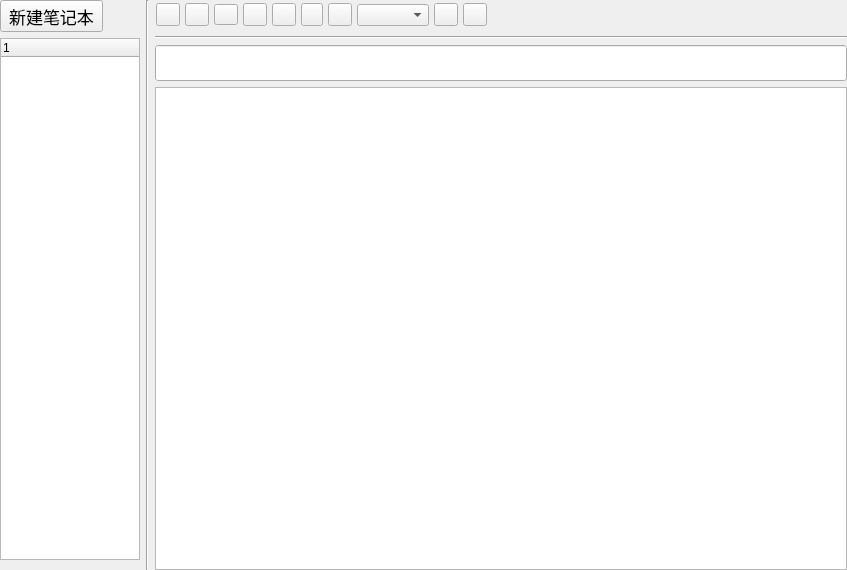
Above: App/windows/mainwindow.ui from kevinWu7/LifeNote before the change. Below: the same form after it.
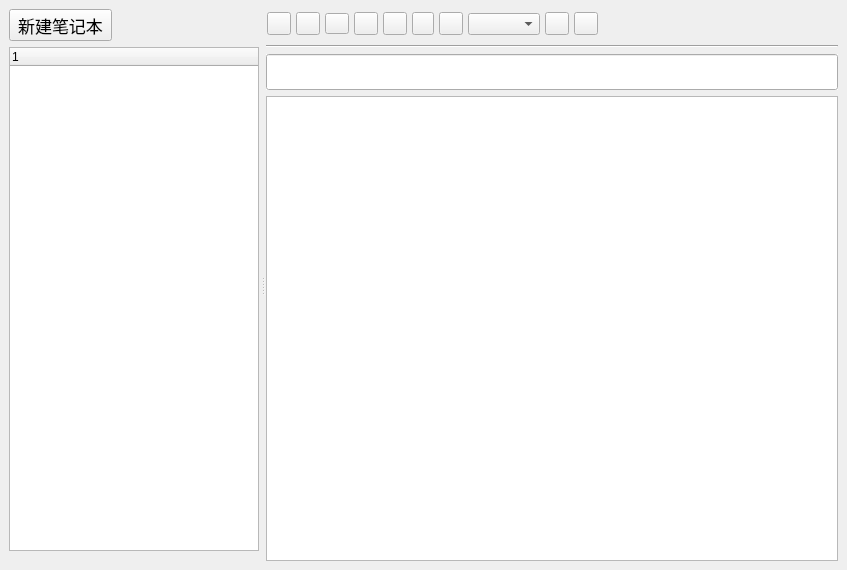
That is the form after the change.

Commit message: realize-function:add horizontal splitter

Diff of the .ui file:
```diff
--- a/App/windows/mainwindow.ui
+++ b/App/windows/mainwindow.ui
@@ -30,23 +30,30 @@
     <item>
      <widget class="QWidget" name="mainPage" native="true">
       <layout class="QHBoxLayout" name="horizontalLayout_2">
-       <property name="sizeConstraint">
-        <enum>QLayout::SetDefaultConstraint</enum>
-       </property>
-       <property name="leftMargin">
-        <number>0</number>
-       </property>
-       <property name="topMargin">
-        <number>0</number>
-       </property>
-       <property name="rightMargin">
-        <number>0</number>
-       </property>
-       <property name="bottomMargin">
-        <number>0</number>
-       </property>
        <item>
+        <widget class="QSplitter" name="splitter">
+         <property name="sizePolicy">
+          <sizepolicy hsizetype="Preferred" vsizetype="Preferred">
+           <horstretch>0</horstretch>
+           <verstretch>0</verstretch>
+          </sizepolicy>
+         </property>
+         <property name="orientation">
+          <enum>Qt::Horizontal</enum>
+         </property>
+         <property name="handleWidth">
+          <number>7</number>
+         </property>
+         <property name="childrenCollapsible">
+          <bool>false</bool>
+         </property>
         <widget class="QWidget" name="leftBar" native="true">
+          <property name="sizePolicy">
+           <sizepolicy hsizetype="MinimumExpanding" vsizetype="Preferred">
+            <horstretch>0</horstretch>
+            <verstretch>0</verstretch>
+           </sizepolicy>
+          </property>
          <property name="minimumSize">
           <size>
            <width>140</width>
@@ -55,7 +62,7 @@
          </property>
          <property name="maximumSize">
           <size>
-           <width>100</width>
+            <width>250</width>
            <height>16777215</height>
           </size>
          </property>
@@ -110,6 +117,12 @@
           </item>
           <item>
            <widget class="QTreeWidget" name="treeWidget">
+             <property name="sizePolicy">
+              <sizepolicy hsizetype="Fixed" vsizetype="Expanding">
+               <horstretch>0</horstretch>
+               <verstretch>0</verstretch>
+              </sizepolicy>
+             </property>
             <property name="maximumSize">
              <size>
               <width>16777215</width>
@@ -144,15 +157,6 @@
           </item>
          </layout>
         </widget>
-       </item>
-       <item>
-        <widget class="Line" name="middleLine">
-         <property name="orientation">
-          <enum>Qt::Vertical</enum>
-         </property>
-        </widget>
-       </item>
-       <item>
         <widget class="QWidget" name="editWidget" native="true">
          <layout class="QVBoxLayout" name="verticalLayout_3">
           <property name="spacing">
@@ -455,6 +459,7 @@
            </widget>
           </item>
          </layout>
+         </widget>
         </widget>
        </item>
       </layout>
```
Lines whose indentation alone changed are shown as unchanged. The commit also changes 1 other file.
